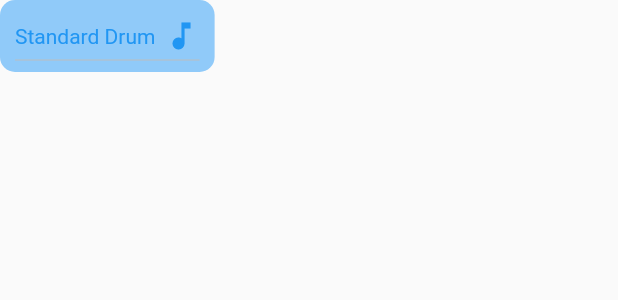
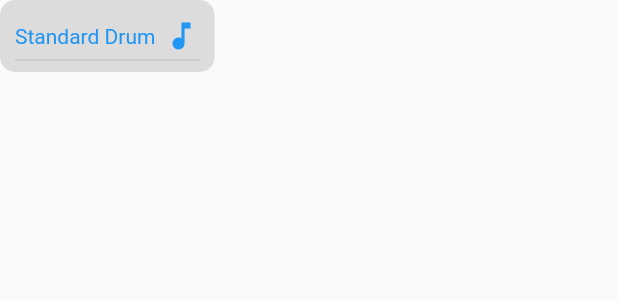
Before and after one commit to gregogiudici/SoundFont_Player, a Flutter app: the DrumPadSound widget shown alone on an empty page, opened directly, on a phone screen of 412 x 824 dp. Shown: the top 300 px of the screen. Run offline on Flutter 3.47's test engine with Material 2 defaults, Android fonts, the phone set to English and light mode, and no system bars; our stand-ins replace shared_preferences; missing offline and left inert: flutter_midi, piano; accounts and stored records are empty.

```diff
--- a/lib/drumpad/drumpad_sound.dart
+++ b/lib/drumpad/drumpad_sound.dart
@@ -19,7 +19,7 @@
     return Container(
         padding: EdgeInsets.symmetric(horizontal: 10, vertical: 0),
         decoration: BoxDecoration(
-            color: Theme.of(context).colorScheme.background, borderRadius: BorderRadius.circular(10)),
+            color: Theme.of(context).focusColor, borderRadius: BorderRadius.circular(10)),
         // dropdown below..
         child: DropdownButton<String>(
           icon: Icon(Icons.music_note, color: Colors.blue,),
```
Also changed, not shown: pubspec.yaml (+13 -0 lines), assets/icon_sf.png (added), pubspec.lock, 21 other files.
